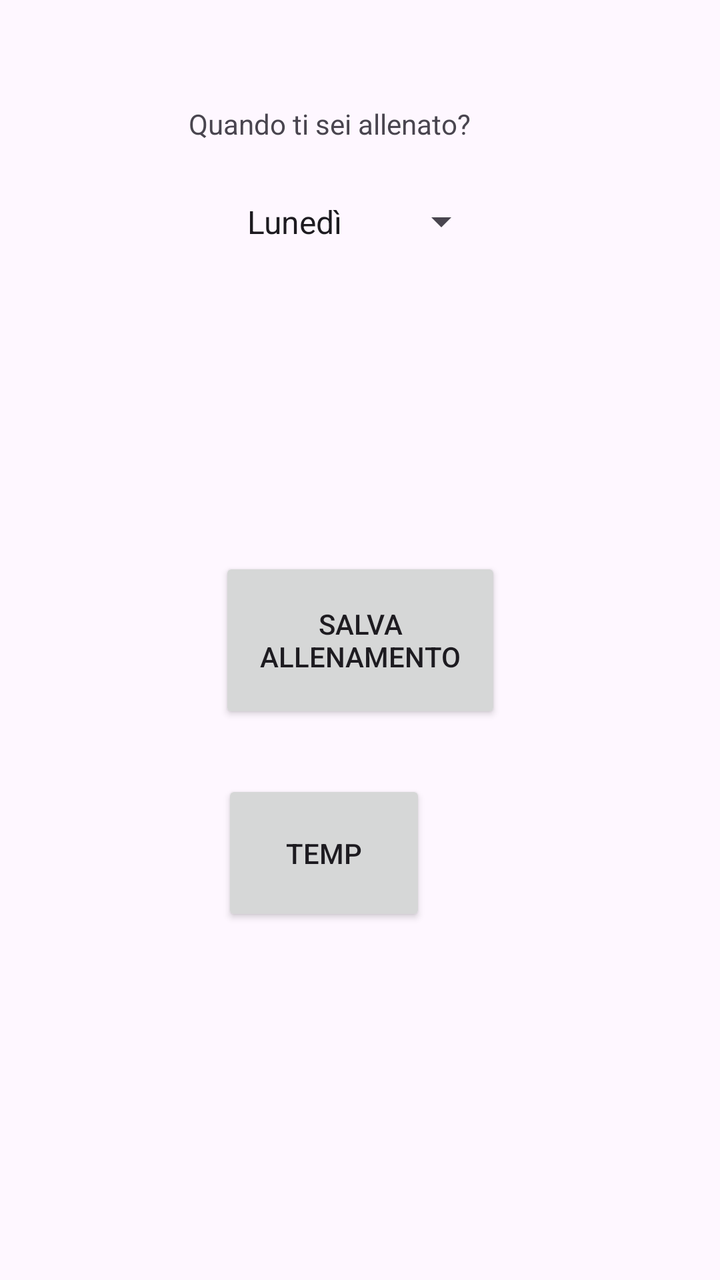
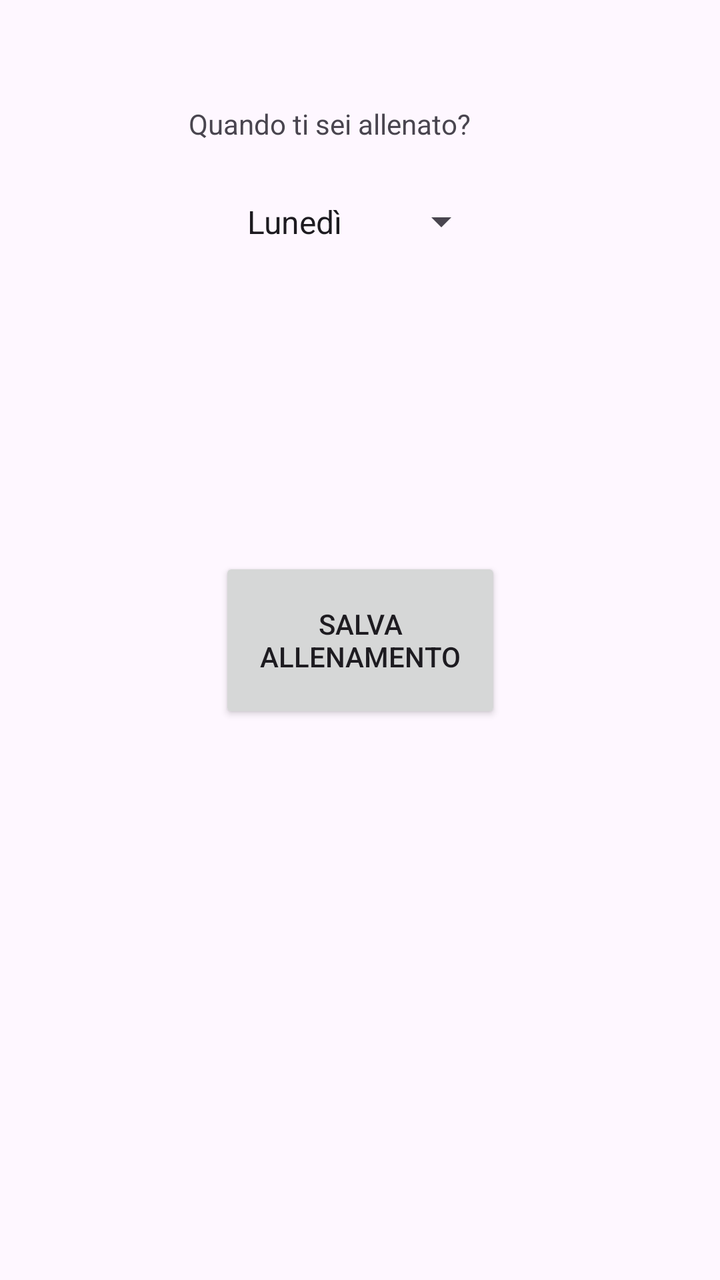

Two renders of the same Android screen: before a commit and after it. Below are the layout's source before the change and the commit's diff.
<!-- AndroidManifest.xml: application theme Theme.GymApp -->
<!-- res/layout/activity_add_training.xml -->
<?xml version="1.0" encoding="utf-8"?>
<androidx.constraintlayout.widget.ConstraintLayout xmlns:android="http://schemas.android.com/apk/res/android"
    xmlns:app="http://schemas.android.com/apk/res-auto"
    xmlns:tools="http://schemas.android.com/tools"
    android:id="@+id/main"
    android:layout_width="match_parent"
    android:layout_height="match_parent"
    tools:context=".AddTrainingActivity">

    <Button
        android:id="@+id/temp"
        android:layout_width="102dp"
        android:layout_height="73dp"
        android:text="temp"
        app:layout_constraintBottom_toBottomOf="parent"
        app:layout_constraintEnd_toEndOf="parent"
        app:layout_constraintHorizontal_bias="0.43"
        app:layout_constraintStart_toStartOf="parent"
        app:layout_constraintTop_toTopOf="parent"
        app:layout_constraintVertical_bias="0.688" />

    <TextView
        android:id="@+id/textView"
        android:layout_width="170dp"
        android:layout_height="26dp"
        android:text="Quando ti sei allenato?"
        app:layout_constraintBottom_toBottomOf="parent"
        app:layout_constraintEnd_toEndOf="parent"
        app:layout_constraintHorizontal_bias="0.497"
        app:layout_constraintStart_toStartOf="parent"
        app:layout_constraintTop_toTopOf="parent"
        app:layout_constraintVertical_bias="0.085" />

    <Spinner
        android:id="@+id/list"
        android:entries="@array/giorni_settimana"
        android:layout_width="129dp"
        android:layout_height="27dp"
        app:layout_constraintBottom_toBottomOf="parent"
        app:layout_constraintEnd_toEndOf="parent"
        app:layout_constraintStart_toStartOf="parent"
        app:layout_constraintTop_toTopOf="parent"
        app:layout_constraintVertical_bias="0.159" />

    <Button
        android:id="@+id/button2"
        android:layout_width="141dp"
        android:layout_height="83dp"
        android:text="Salva allenamento"
        app:layout_constraintBottom_toBottomOf="parent"
        app:layout_constraintEnd_toEndOf="parent"
        app:layout_constraintStart_toStartOf="parent"
        app:layout_constraintTop_toTopOf="parent" />
</androidx.constraintlayout.widget.ConstraintLayout>
<!-- resources referenced by this layout -->
<resources>
  <string-array name="giorni_settimana">
          <item>Lunedì</item>
          <item>Martedì</item>
          <item>Mercoledì</item>
          <item>Giovedì</item>
          <item>Venerdì</item>
          <item>Sabato</item>
          <item>Domenica</item>
      </string-array>
  <style name="Theme.GymApp" parent="Base.Theme.GymApp" />
  <style name="Base.Theme.GymApp" parent="Theme.Material3.DayNight.NoActionBar">
          
          
      </style>
</resources>

<!-- the commit's change to res/layout/activity_add_training.xml (unified diff, before → after) -->
@@ -6,18 +6,6 @@
     android:layout_width="match_parent"
     android:layout_height="match_parent"
     tools:context=".AddTrainingActivity">
-
-    <Button
-        android:id="@+id/temp"
-        android:layout_width="102dp"
-        android:layout_height="73dp"
-        android:text="temp"
-        app:layout_constraintBottom_toBottomOf="parent"
-        app:layout_constraintEnd_toEndOf="parent"
-        app:layout_constraintHorizontal_bias="0.43"
-        app:layout_constraintStart_toStartOf="parent"
-        app:layout_constraintTop_toTopOf="parent"
-        app:layout_constraintVertical_bias="0.688" />
 
     <TextView
         android:id="@+id/textView"
